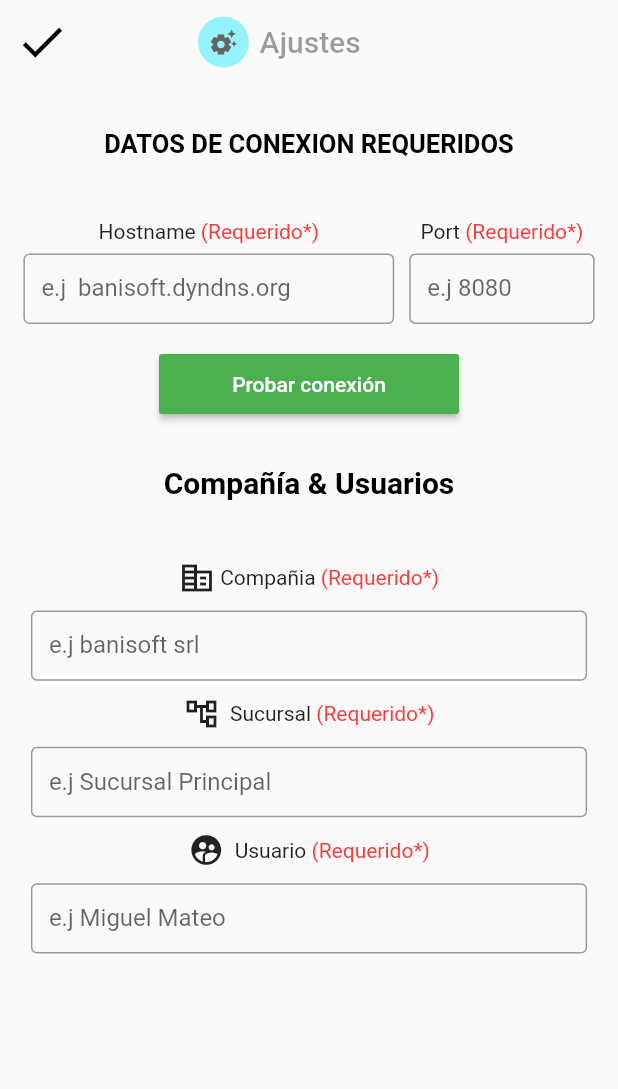
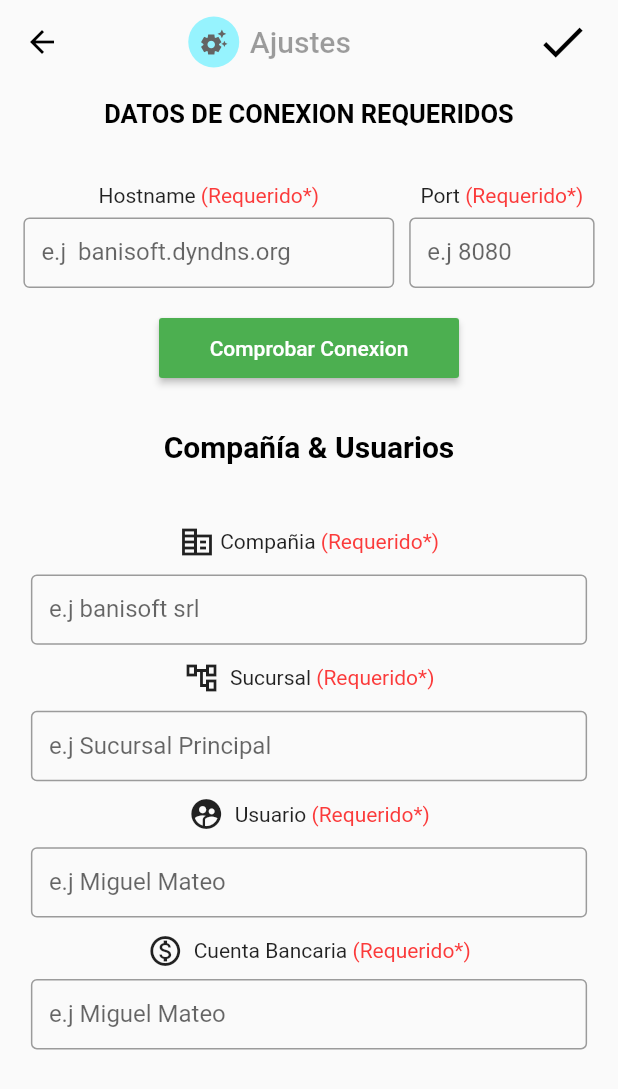
Before and after one commit to Banisoft-SRL/caja-chica, a Flutter app: the AjusteUsuario screen opened directly, on a phone screen of 412 x 824 dp. Shown: the top 1089 px of the screen. Run offline on Flutter 3.47's test engine with Material 2 defaults, Android fonts, the light colour scheme and no system bars; our stand-ins replace bloc, equatable, flutter_bloc, get_it, mask_text_input_formatter, shared_preferences; accounts and stored records are empty.

Commit message:
Creacion de Ajustes_usuario.dart, Button de configuracion en la pantalla principal.

```diff
--- a/lib/src/UI/pages/Login.dart
+++ b/lib/src/UI/pages/Login.dart
@@ -126,7 +126,7 @@ class _LoginPageState extends State<LoginPage> {
                       ),
                       MaterialButton(
                         onPressed: () async {
-                          // await cubit.login("dgarcia", "65");
+                          await cubit.login("dgarcia", "65");
                           Navigator.pushReplacement(
                               context,
                               MaterialPageRoute(
--- a/lib/src/UI/widgets/Ajustes_usuario.dart
+++ b/lib/src/UI/widgets/Ajustes_usuario.dart
@@ -1,5 +1,7 @@
+import 'package:caja_chica/src/UI/pages/Desembolsos.dart';
 import 'package:flutter/cupertino.dart';
 import 'package:flutter/material.dart';
+import 'package:mask_text_input_formatter/mask_text_input_formatter.dart';
 
 class AjusteUsuario extends StatefulWidget {
   const AjusteUsuario({Key? key}) : super(key: key);
@@ -9,8 +11,11 @@ class AjusteUsuario extends StatefulWidget {
 }
 
 class _AjusteUsuarioState extends State<AjusteUsuario> {
+  bool isLoading = true;
   @override
   Widget build(BuildContext context) {
+    var maskFormatter =
+        MaskTextInputFormatter(mask: '#####', filter: {"#": RegExp(r'[0-9]')});
     return Scaffold(
       extendBodyBehindAppBar: false,
       appBar: AppBar(
@@ -18,7 +23,7 @@ class _AjusteUsuarioState extends State<AjusteUsuario> {
         elevation: 0,
         title: Row(children: const [
           SizedBox(
-            width: 60,
+            width: 50,
             height: 20,
           ),
           Center(
@@ -41,21 +46,40 @@ class _AjusteUsuarioState extends State<AjusteUsuario> {
           )
         ]),
         centerTitle: true,
-        leading: IconButton(
-          icon: const Icon(
-            Icons.done,
-            size: 36,
+        leading: BackButton(
             color: Colors.black,
-          ),
-          onPressed: () => Navigator.pop(context),
-        ),
+            onPressed: () async {
+              Navigator.pushReplacement(
+                  context,
+                  MaterialPageRoute(
+                    builder: (context) => const ListadoDesembolso(),
+                  ));
+            }),
+        actions: [
+          IconButton(
+              icon: const Icon(
+                Icons.done,
+                size: 36,
+                color: Colors.black,
+              ),
+              onPressed: () async {
+                Navigator.pushReplacement(
+                    context,
+                    MaterialPageRoute(
+                      builder: (context) => const ListadoDesembolso(),
+                    ));
+              }),
+          SizedBox(
+            width: 15,
+          )
+        ],
       ),
       body: SingleChildScrollView(
         child: Center(
           child: Column(
             children: [
               const SizedBox(
-                height: 30,
+                height: 10,
               ),
               const Text(
                 'DATOS DE CONEXION REQUERIDOS',
@@ -65,7 +89,7 @@ class _AjusteUsuarioState extends State<AjusteUsuario> {
                     fontWeight: FontWeight.bold),
               ),
               const SizedBox(
-                height: 40,
+                height: 36,
               ),
               Row(
                 mainAxisSize: MainAxisSize.min,
@@ -118,9 +142,10 @@ class _AjusteUsuarioState extends State<AjusteUsuario> {
                       SizedBox(
                         width: MediaQuery.of(context).size.width * 0.30,
                         height: 46.9,
-                        child: const TextField(
-                          keyboardType: TextInputType.text,
-                          decoration: InputDecoration(
+                        child: TextField(
+                          inputFormatters: [maskFormatter],
+                          keyboardType: TextInputType.number,
+                          decoration: const InputDecoration(
                             border: OutlineInputBorder(),
                             label: Text('e.j 8080'),
                           ),
@@ -141,8 +166,10 @@ class _AjusteUsuarioState extends State<AjusteUsuario> {
                 height: 40.0,
                 onPressed: () {},
                 color: Colors.green,
-                child: const Text('Probar conexión',
-                    style: TextStyle(color: Colors.white)),
+                child: const Text(
+                  'Comprobar Conexion',
+                  style: TextStyle(color: Colors.white),
+                ),
               ),
 
               // Titulo de Compañía & Usuarios
@@ -249,6 +276,34 @@ class _AjusteUsuarioState extends State<AjusteUsuario> {
                       ),
                     ),
                   ),
+                  const SizedBox(
+                    height: 10,
+                  ),
+                  Row(
+                    mainAxisAlignment: MainAxisAlignment.center,
+                    children: const [
+                      Icon(Icons.monetization_on_outlined),
+                      Text("  Cuenta Bancaria"),
+                      Text(
+                        ' (Requerido*)',
+                        style:
+                            TextStyle(color: Color.fromRGBO(251, 59, 59, 600)),
+                      ),
+                    ],
+                  ),
+                  const SizedBox(
+                    height: 7,
+                  ),
+                  SizedBox(
+                    width: MediaQuery.of(context).size.width * 0.90,
+                    height: 46.9,
+                    child: const TextField(
+                      decoration: InputDecoration(
+                        border: OutlineInputBorder(),
+                        label: Text('e.j Miguel Mateo'),
+                      ),
+                    ),
+                  ),
                 ],
               ),
             ],
--- a/lib/src/UI/widgets/Detalles_de_Desembolsos.dart
+++ b/lib/src/UI/widgets/Detalles_de_Desembolsos.dart
@@ -13,8 +13,7 @@ class _DetalleDesembolsoState extends State<DetalleDesembolso> {
     return Container(
       height: double.infinity,
       child: Card(
-          child:
-              Row(mainAxisAlignment: MainAxisAlignment.spaceEvenly, children: [
+        child: Row(mainAxisAlignment: MainAxisAlignment.spaceEvenly, children: [
           Column(
             children: [
               const SizedBox(
@@ -225,6 +224,7 @@ class _DetalleDesembolsoState extends State<DetalleDesembolso> {
             ],
           ),
         ]),
-        ));
+      ),
+    );
   }
 }
```
Also changed, not shown: lib/src/UI/pages/Desembolsos.dart (+32 -10 lines), lib/src/UI/widgets/Drawer.dart (+161 -160 lines). Lines whose indentation alone changed are shown as unchanged.
